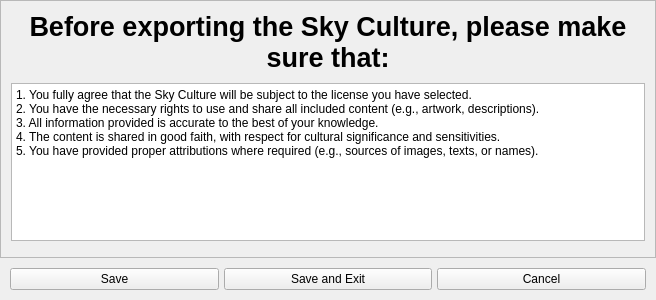
Before: the Qt Designer form plugins/SkyCultureMaker/src/gui/scmSkyCultureExportDialog.ui in Stellarium/stellarium, drawn with Qt 5.
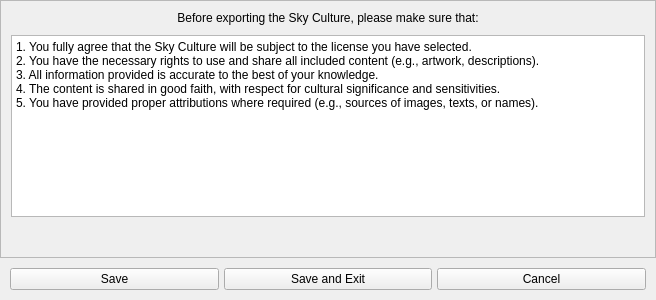
After: the same form once the commit is applied. Custom widgets are drawn as their Qt base class.

Commit message: remove font information from ui files

The edit to the form file:
```diff
--- a/plugins/SkyCultureMaker/src/gui/scmSkyCultureExportDialog.ui
+++ b/plugins/SkyCultureMaker/src/gui/scmSkyCultureExportDialog.ui
@@ -83,13 +83,6 @@
       </property>
       <item>
        <widget class="QLabel" name="titleLbl">
-        <property name="font">
-         <font>
-          <pointsize>20</pointsize>
-          <weight>75</weight>
-          <bold>true</bold>
-         </font>
-        </property>
         <property name="text">
          <string>Before exporting the Sky Culture, please make sure that:</string>
         </property>
```
The commit also changes 10 other files.
